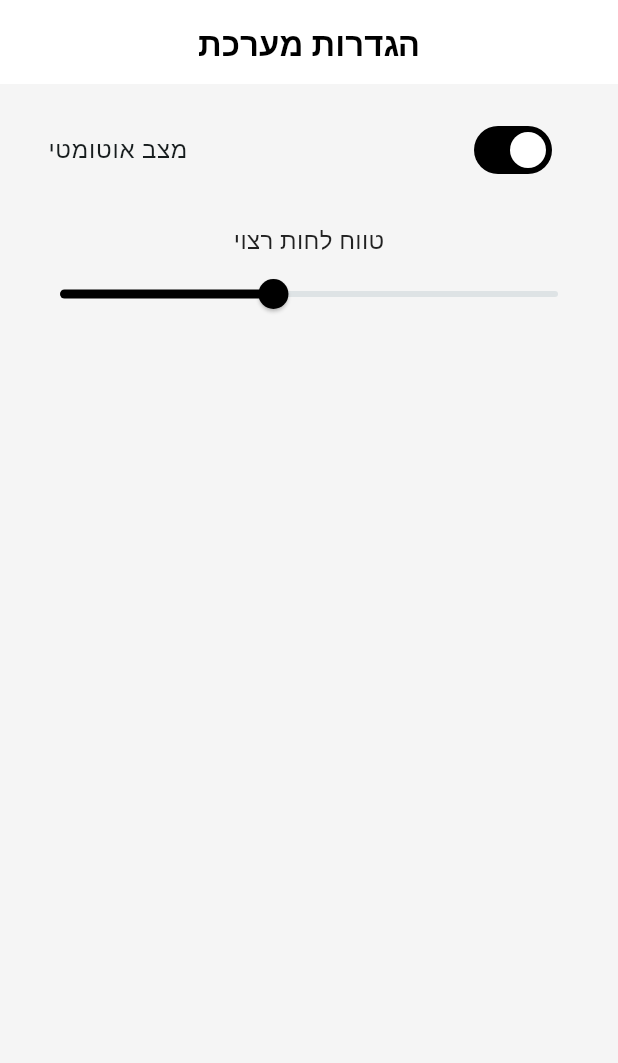
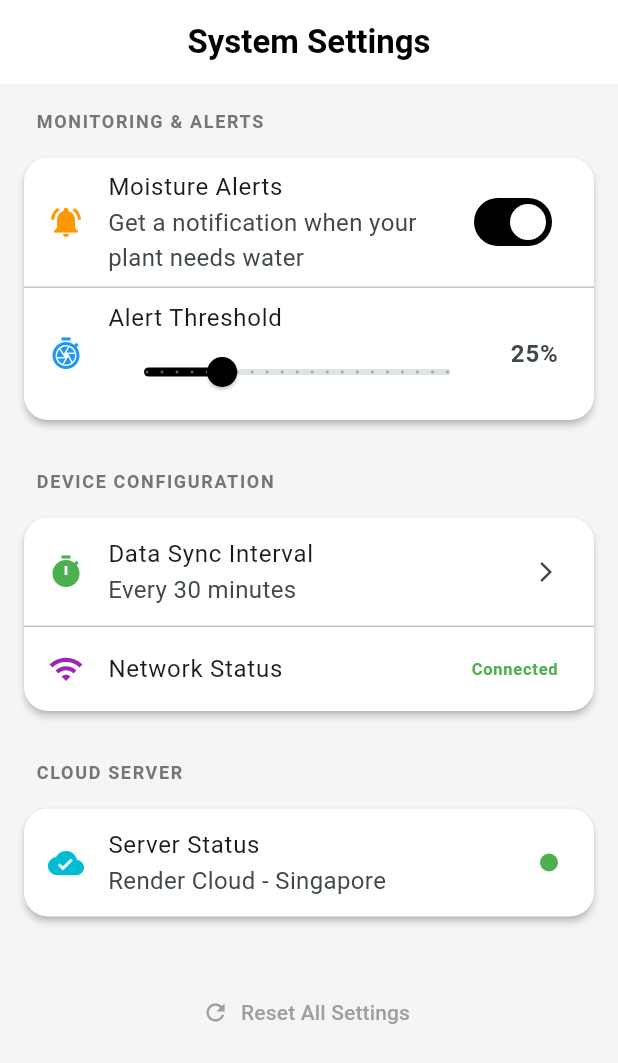
Before and after one commit to Yarin9Ashmoz/AquaMind, a Flutter app: the SettingsScreen screen opened directly, on a phone screen of 412 x 824 dp. Shown: the top 1063 px of the screen. Run offline on Flutter 3.47's test engine with Material 3 defaults, Android fonts, the phone set to English and light mode, and no system bars; our stand-ins replace flutter_blue_plus; missing offline and left inert: wifi_iot; network calls fail.

Commit message:
Setting screen changes

```diff
--- a/frontend/lib/data/services/api_service.dart
+++ b/frontend/lib/data/services/api_service.dart
@@ -2,27 +2,37 @@ import 'dart:convert';
 import 'package:http/http.dart' as http;
 
 class ApiService {
+  // שנה את זה ל-"http://10.0.2.2:8000" אם אתה ב-Android Emulator עם Backend local
+  // שנה את זה ל-"http://192.168.1.X:8000" אם אתה ב-Device עם Backend local (החלף X)
   final String baseUrl = "https://aquamind-0xli.onrender.com";
-  final Duration timeout = const Duration(seconds: 10);
+  final Duration timeout = const Duration(seconds: 30);
 
   Future<List<dynamic>> getSensors() async {
     try {
       final url = Uri.parse("$baseUrl/sensors");
+      print("📡 Fetching sensors from: $url");
+
       final res = await http
           .get(url)
           .timeout(
             timeout,
             onTimeout: () {
-              throw Exception("Request timeout");
+              print("❌ Request timeout after ${timeout.inSeconds}s");
+              throw Exception("Request timeout after ${timeout.inSeconds}s");
             },
           );
+
+      print("✅ Response status: ${res.statusCode}");
 
       if (res.statusCode != 200) {
         throw Exception("Failed to load sensors: ${res.statusCode}");
       }
 
-      return jsonDecode(res.body);
+      final data = jsonDecode(res.body);
+      print("✅ Loaded ${data.length} sensors");
+      return data;
     } catch (e) {
+      print("❌ Error loading sensors: $e");
       throw Exception("Error loading sensors: $e");
     }
   }
--- a/frontend/lib/presentation/screens/settings/settings_screen.dart
+++ b/frontend/lib/presentation/screens/settings/settings_screen.dart
@@ -6,25 +6,132 @@ class SettingsScreen extends StatelessWidget {
   @override
   Widget build(BuildContext context) {
     return Scaffold(
-      appBar: AppBar(title: const Text("הגדרות מערכת")),
-      body: Padding(
+      backgroundColor: Colors.grey[100],
+      appBar: AppBar(
+        title: const Text(
+          "System Settings",
+          style: TextStyle(color: Colors.black, fontWeight: FontWeight.w600),
+        ),
+        backgroundColor: Colors.white,
+        elevation: 0,
+        centerTitle: true,
+      ),
+      body: ListView(
         padding: const EdgeInsets.all(16),
-        child: Column(
-          children: [
-            SwitchListTile(
-              title: const Text("מצב אוטומטי"),
-              value: true,
-              onChanged: (_) {},
+        children: [
+          _buildSectionTitle("Monitoring & Alerts"),
+          Card(
+            shape: RoundedRectangleBorder(
+              borderRadius: BorderRadius.circular(16),
             ),
-            const SizedBox(height: 20),
-            const Text("טווח לחות רצוי"),
-            Slider(
-              value: 40,
-              min: 10,
-              max: 80,
-              onChanged: (_) {},
+            child: Column(
+              children: [
+                SwitchListTile(
+                  secondary: const Icon(
+                    Icons.notifications_active,
+                    color: Colors.orange,
+                  ),
+                  title: const Text("Moisture Alerts"),
+                  subtitle: const Text(
+                    "Get a notification when your plant needs water",
+                  ),
+                  value: true,
+                  onChanged: (val) {},
+                ),
+                const Divider(height: 1),
+                ListTile(
+                  leading: const Icon(Icons.shutter_speed, color: Colors.blue),
+                  title: const Text("Alert Threshold"),
+                  subtitle: Slider(
+                    value: 25,
+                    min: 0,
+                    max: 100,
+                    divisions: 20,
+                    label: "25%",
+                    onChanged: (v) {},
+                  ),
+                  trailing: const Text(
+                    "25%",
+                    style: TextStyle(fontWeight: FontWeight.bold, fontSize: 16),
+                  ),
+                ),
+              ],
             ),
-          ],
+          ),
+          const SizedBox(height: 24),
+          _buildSectionTitle("Device Configuration"),
+          Card(
+            shape: RoundedRectangleBorder(
+              borderRadius: BorderRadius.circular(16),
+            ),
+            child: Column(
+              children: [
+                ListTile(
+                  leading: const Icon(Icons.timer, color: Colors.green),
+                  title: const Text("Data Sync Interval"),
+                  subtitle: const Text("Every 30 minutes"),
+                  trailing: const Icon(Icons.arrow_forward_ios, size: 16),
+                  onTap: () {},
+                ),
+                const Divider(height: 1),
+                ListTile(
+                  leading: const Icon(Icons.wifi, color: Colors.purple),
+                  title: const Text("Network Status"),
+                  trailing: const Text(
+                    "Connected",
+                    style: TextStyle(
+                      color: Colors.green,
+                      fontWeight: FontWeight.bold,
+                    ),
+                  ),
+                ),
+              ],
+            ),
+          ),
+          const SizedBox(height: 24),
+          _buildSectionTitle("Cloud Server"),
+          Card(
+            shape: RoundedRectangleBorder(
+              borderRadius: BorderRadius.circular(16),
+            ),
+            child: ListTile(
+              leading: const Icon(Icons.cloud_done, color: Colors.cyan),
+              title: const Text("Server Status"),
+              subtitle: const Text("Render Cloud - Singapore"),
+              trailing: Container(
+                width: 12,
+                height: 12,
+                decoration: const BoxDecoration(
+                  color: Colors.green,
+                  shape: BoxShape.circle,
+                ),
+              ),
+            ),
+          ),
+          const SizedBox(height: 32),
+          TextButton.icon(
+            onPressed: () {},
+            icon: const Icon(Icons.refresh, color: Colors.grey),
+            label: const Text(
+              "Reset All Settings",
+              style: TextStyle(color: Colors.grey),
+            ),
+          ),
+        ],
+      ),
+    );
+  }
+
+  Widget _buildSectionTitle(String title) {
+    return Padding(
+      padding: const EdgeInsets.only(left: 8, bottom: 8),
+      child: Text(
+        title.toUpperCase(),
+        style: TextStyle(
+          fontSize: 12,
+          fontWeight: FontWeight.bold,
+          color: Colors.grey[600],
+          letterSpacing: 1.1,
         ),
       ),
     );
```
